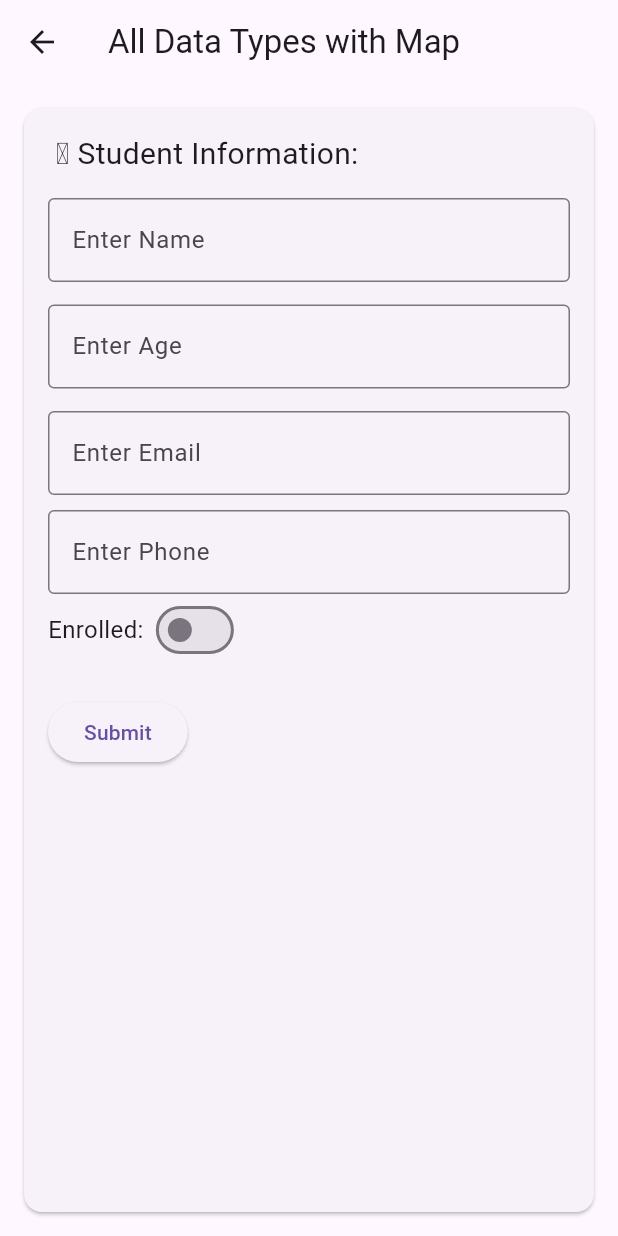
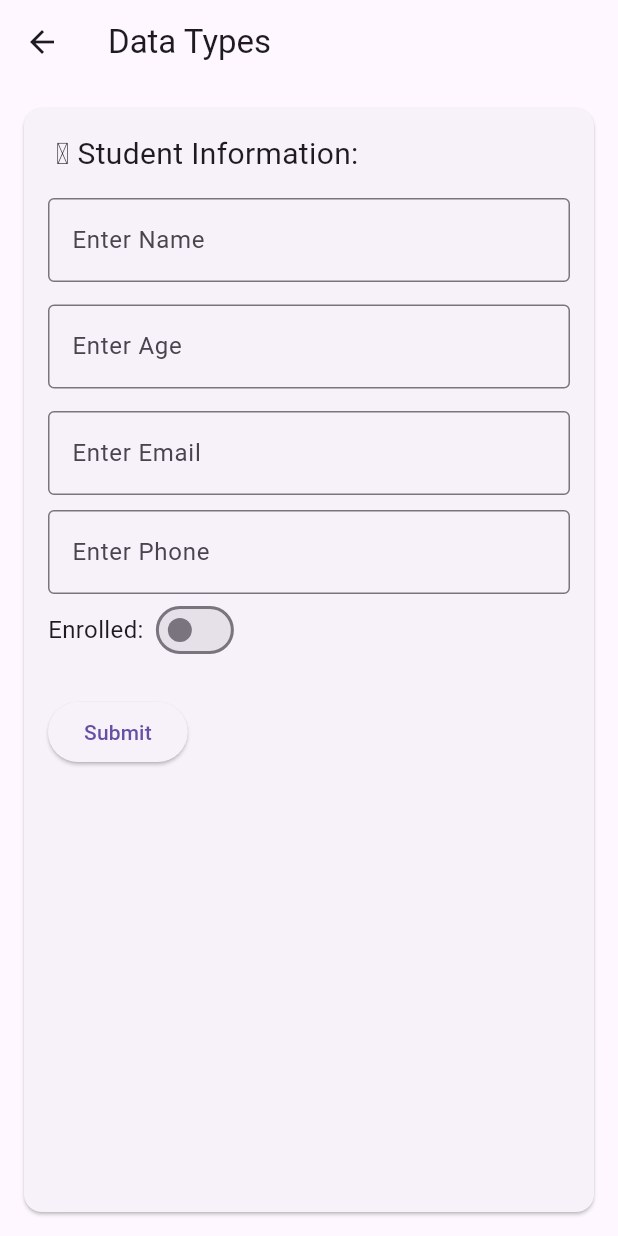
Before and after one commit to SheetalAlbiorix/Prachi_learn_flutter, a Flutter app: the DataTypeTask screen opened directly, on a phone screen of 412 x 824 dp. Run offline on Flutter 3.47's test engine with Material 3 defaults, Android fonts, the phone set to English and light mode, and no system bars.

Commit message:
task_datatype

```diff
--- a/lib/pages/datatype_task.dart
+++ b/lib/pages/datatype_task.dart
@@ -35,7 +35,7 @@ class _DataTypeTaskState extends State<DataTypeTask> {
   Widget build(BuildContext context) {
     return Scaffold(
       appBar: AppBar(
-        title: Text('All Data Types with Map'),
+        title: Text('Data Types'),
       ),
       body: Card(
         margin: const EdgeInsets.all(16.0),
```
